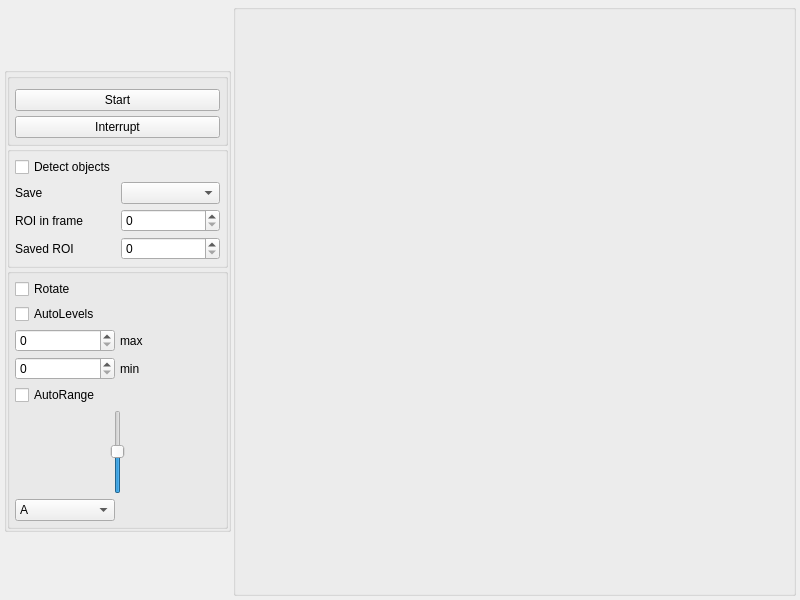
Above: camera_with_object_recognition.ui from PolimiScopeFoundry/ImageFlowCytometry_System before the change. Below: the same form after it.
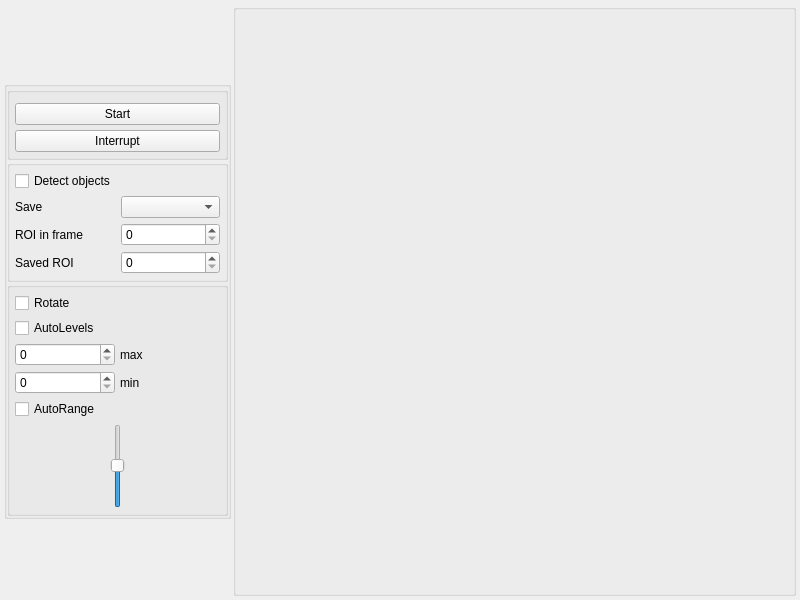
That is the form after the change.

Commit message: single view restored

Diff of the .ui file:
```diff
--- a/camera_with_object_recognition.ui
+++ b/camera_with_object_recognition.ui
@@ -308,7 +308,7 @@
           <verstretch>0</verstretch>
          </sizepolicy>
         </property>
-        <layout class="QGridLayout" name="autoscale_layout" rowstretch="0,0,0,0,0,0,0" columnstretch="0,0">
+        <layout class="QGridLayout" name="autoscale_layout" rowstretch="0,0,0,0,0,0" columnstretch="0,0">
          <property name="leftMargin">
           <number>5</number>
          </property>
@@ -324,6 +324,44 @@
          <property name="spacing">
           <number>5</number>
          </property>
+         <item row="3" column="0">
+          <widget class="QDoubleSpinBox" name="min_doubleSpinBox">
+           <property name="sizePolicy">
+            <sizepolicy hsizetype="Minimum" vsizetype="Preferred">
+             <horstretch>0</horstretch>
+             <verstretch>0</verstretch>
+            </sizepolicy>
+           </property>
+           <property name="showGroupSeparator" stdset="0">
+            <bool>false</bool>
+           </property>
+           <property name="decimals">
+            <number>0</number>
+           </property>
+           <property name="maximum">
+            <double>10000000000000.000000000000000</double>
+           </property>
+          </widget>
+         </item>
+         <item row="2" column="0">
+          <widget class="QDoubleSpinBox" name="max_doubleSpinBox">
+           <property name="sizePolicy">
+            <sizepolicy hsizetype="Minimum" vsizetype="Preferred">
+             <horstretch>0</horstretch>
+             <verstretch>0</verstretch>
+            </sizepolicy>
+           </property>
+           <property name="wrapping">
+            <bool>false</bool>
+           </property>
+           <property name="decimals">
+            <number>0</number>
+           </property>
+           <property name="maximum">
+            <double>1000000000.000000000000000</double>
+           </property>
+          </widget>
+         </item>
          <item row="0" column="0">
           <widget class="QCheckBox" name="rotate_checkBox">
            <property name="text">
@@ -331,13 +369,6 @@
            </property>
           </widget>
          </item>
-         <item row="1" column="0">
-          <widget class="QCheckBox" name="autoLevels_checkbox">
-           <property name="text">
-            <string>AutoLevels</string>
-           </property>
-          </widget>
-         </item>
          <item row="3" column="1">
           <widget class="QLabel" name="level_min_label">
            <property name="text">
@@ -358,22 +389,10 @@
            </property>
           </widget>
          </item>
-         <item row="2" column="0">
-          <widget class="QDoubleSpinBox" name="max_doubleSpinBox">
-           <property name="sizePolicy">
-            <sizepolicy hsizetype="Minimum" vsizetype="Preferred">
-             <horstretch>0</horstretch>
-             <verstretch>0</verstretch>
-            </sizepolicy>
-           </property>
-           <property name="wrapping">
-            <bool>false</bool>
-           </property>
-           <property name="decimals">
-            <number>0</number>
-           </property>
-           <property name="maximum">
-            <double>1000000000.000000000000000</double>
+         <item row="2" column="1">
+          <widget class="QLabel" name="level_max_label">
+           <property name="text">
+            <string>max</string>
            </property>
           </widget>
          </item>
@@ -390,51 +409,13 @@
            </property>
           </widget>
          </item>
-         <item row="2" column="1">
-          <widget class="QLabel" name="level_max_label">
+         <item row="1" column="0">
+          <widget class="QCheckBox" name="autoLevels_checkbox">
            <property name="text">
-            <string>max</string>
+            <string>AutoLevels</string>
            </property>
           </widget>
          </item>
-         <item row="3" column="0">
-          <widget class="QDoubleSpinBox" name="min_doubleSpinBox">
-           <property name="sizePolicy">
-            <sizepolicy hsizetype="Minimum" vsizetype="Preferred">
-             <horstretch>0</horstretch>
-             <verstretch>0</verstretch>
-            </sizepolicy>
-           </property>
-           <property name="showGroupSeparator" stdset="0">
-            <bool>false</bool>
-           </property>
-           <property name="decimals">
-            <number>0</number>
-           </property>
-           <property name="maximum">
-            <double>10000000000000.000000000000000</double>
-           </property>
-          </widget>
-         </item>
-         <item row="6" column="0">
-          <widget class="QComboBox" name="camera_comboBox">
-           <item>
-            <property name="text">
-             <string>A</string>
-            </property>
-           </item>
-           <item>
-            <property name="text">
-             <string>B</string>
-            </property>
-           </item>
-           <item>
-            <property name="text">
-             <string>Merged</string>
-            </property>
-           </item>
-          </widget>
-         </item>
         </layout>
        </widget>
       </item>
```
The commit also changes 1 other file.
